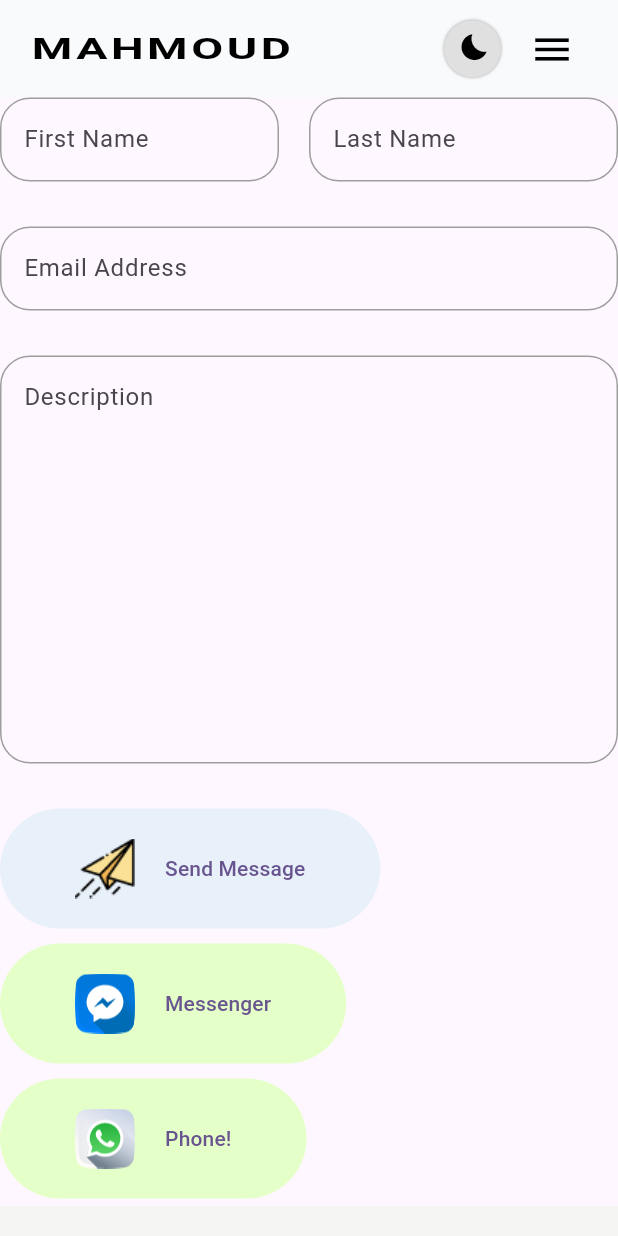
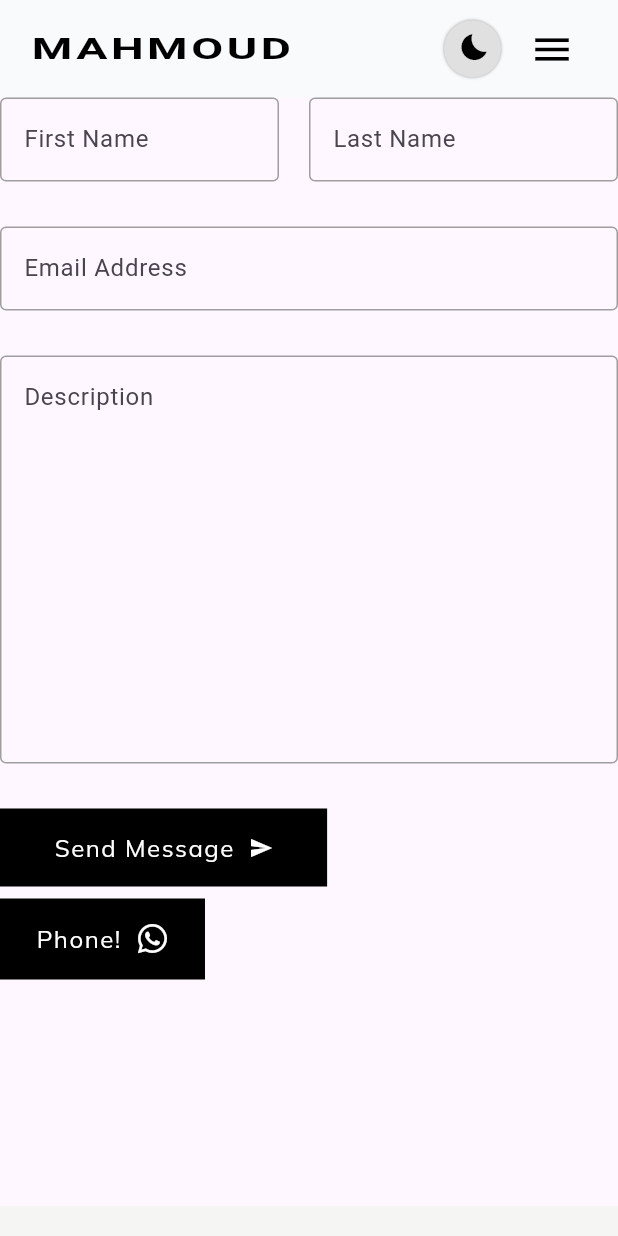
Before and after one commit to MahmoudAboHebil/my_portfolio_web_flutter, a Flutter app: the ContactForm widget shown alone on an empty page, opened directly with empty values, on a phone screen of 412 x 824 dp. Run offline on Flutter 3.47's test engine with Material 3 defaults, Android fonts, the phone set to English and light mode, and no system bars; our stand-ins replace animated_text_kit, bloc, cloud_firestore, email_validator, equatable, firebase_core and 6 more; accounts and stored records are empty.

Commit message:
fixing some Contact UI.

```diff
--- a/lib/presentation/sections/about_section/about_section.dart
+++ b/lib/presentation/sections/about_section/about_section.dart
@@ -205,7 +205,8 @@ class _AboutSectionState extends State<AboutSection>
                     style: ButtonStyle(
                         overlayColor:
                             MaterialStatePropertyAll(Colors.transparent)),
-                    child: Container(
+                    child: AnimatedContainer(
+                      duration: Duration(milliseconds: 500),
                       alignment: Alignment.center,
                       height: 55,
                       width: 160,
@@ -227,7 +228,8 @@ class _AboutSectionState extends State<AboutSection>
                 ],
               ),
             ),
-            Container(
+            AnimatedContainer(
+              duration: Duration(milliseconds: 500),
               // margin: EdgeInsets.symmetric(horizontal: 30, vertical: 20),
               alignment: Alignment.center,
               color: Provider.of<AppColors>(context).text3Color,
@@ -393,7 +395,8 @@ class _AboutSectionState extends State<AboutSection>
             SizedBox(
               height: 40,
             ),
-            Container(
+            AnimatedContainer(
+              duration: Duration(milliseconds: 500),
               color: Provider.of<AppColors>(context).text3Color,
               alignment: Alignment.center,
               margin: EdgeInsets.only(left: 20),
@@ -621,7 +624,8 @@ class _AboutSectionState extends State<AboutSection>
                     style: ButtonStyle(
                         overlayColor:
                             MaterialStatePropertyAll(Colors.transparent)),
-                    child: Container(
+                    child: AnimatedContainer(
+                      duration: Duration(milliseconds: 500),
                       alignment: Alignment.center,
                       height: 55,
                       width: 160,
@@ -644,7 +648,9 @@ class _AboutSectionState extends State<AboutSection>
               ),
             ),
             size.width >= 750
-                ? Container(
+                ? AnimatedContainer(
+                    duration: Duration(milliseconds: 500),
+
                     // margin: EdgeInsets.symmetric(horizontal: 30, vertical: 20),
                     alignment: Alignment.center,
                     color: Provider.of<AppColors>(context).text3Color,
@@ -724,7 +730,8 @@ class _AboutSectionState extends State<AboutSection>
                       ],
                     ),
                   )
-                : Container(
+                : AnimatedContainer(
+                    duration: Duration(milliseconds: 500),
                     color: Provider.of<AppColors>(context).text3Color,
                     padding: EdgeInsets.symmetric(horizontal: 30, vertical: 70),
                     child: Column(
@@ -972,7 +979,8 @@ class _AboutSectionState extends State<AboutSection>
               height: 40,
             ),
             size.width >= 750
-                ? Container(
+                ? AnimatedContainer(
+                    duration: Duration(milliseconds: 500),
                     color: Provider.of<AppColors>(context).text3Color,
                     padding: EdgeInsets.symmetric(horizontal: 30, vertical: 70),
                     child: Row(
@@ -993,7 +1001,8 @@ class _AboutSectionState extends State<AboutSection>
                       ],
                     ),
                   )
-                : Container(
+                : AnimatedContainer(
+                    duration: Duration(milliseconds: 500),
                     alignment: Alignment.center,
                     color: Provider.of<AppColors>(context).text3Color,
                     padding: EdgeInsets.symmetric(horizontal: 30, vertical: 70),
@@ -1152,7 +1161,8 @@ class _AboutSectionState extends State<AboutSection>
                     style: ButtonStyle(
                         overlayColor:
                             MaterialStatePropertyAll(Colors.transparent)),
-                    child: Container(
+                    child: AnimatedContainer(
+                      duration: Duration(milliseconds: 500),
                       alignment: Alignment.center,
                       height: 55,
                       width: 160,
@@ -1174,7 +1184,8 @@ class _AboutSectionState extends State<AboutSection>
                 ],
               ),
             ),
-            Container(
+            AnimatedContainer(
+              duration: Duration(milliseconds: 500),
               alignment: Alignment.center,
               color: Provider.of<AppColors>(context).text3Color,
               padding: EdgeInsets.symmetric(horizontal: 30, vertical: 70),
@@ -1338,7 +1349,8 @@ class _AboutSectionState extends State<AboutSection>
             SizedBox(
               height: 30,
             ),
-            Container(
+            AnimatedContainer(
+              duration: Duration(milliseconds: 500),
               alignment: Alignment.center,
               color: Provider.of<AppColors>(context).text3Color,
               padding: EdgeInsets.symmetric(horizontal: 30, vertical: 70),
--- a/lib/presentation/sections/contact_section/contact_section.dart
+++ b/lib/presentation/sections/contact_section/contact_section.dart
@@ -1,6 +1,7 @@
 import 'dart:async';
 import 'package:email_validator/email_validator.dart';
 import 'package:flutter/material.dart';
+import 'package:font_awesome_flutter/font_awesome_flutter.dart';
 import 'package:google_fonts/google_fonts.dart';
 import 'package:provider/provider.dart';
 import '../../../locator.dart';
@@ -258,18 +259,15 @@ class _ContactFormState extends State<ContactForm> {
     print('Size : ${widget.size.width}');
     isVaildEmail(_email_controller);
     Widget cardResp(Size size) {
-      if (size.width < 1046 && size.width >= 650) {
       return Column(
         crossAxisAlignment: CrossAxisAlignment.start,
         children: [
-            Row(
-              mainAxisAlignment: MainAxisAlignment.spaceBetween,
-              children: [
-                FittedBox(
-                  child: DefaultButton(
-                    imageSrc: "assets/images/contact_icon.png",
+          DefaultButton(
+            icon: Icons.send,
+            iconSize: 16,
             text: "Send Message",
-                    backgroundColor: Color(0xFFE8F0F9),
+            padding: EdgeInsets.symmetric(vertical: 16, horizontal: 36),
+            isHover: true,
             press: () {
               setState(() {
                 isPressed = true;
@@ -277,116 +275,19 @@ class _ContactFormState extends State<ContactForm> {
               });
             },
           ),
+          SizedBox(
+            height: 8,
           ),
-                FittedBox(
-                  child: DefaultButton(
-                    imageSrc: "assets/images/whatsapp.png",
+          DefaultButton(
+            icon: FontAwesomeIcons.whatsapp,
+            iconSize: 22,
+            padding: EdgeInsets.symmetric(vertical: 16, horizontal: 24),
+            isHover: false,
             text: "Phone!",
-                    backgroundColor: Color(0xFFE4FFC7),
             press: () {},
-                  ),
-                ),
-              ],
-            ),
-            SizedBox(
-              height: 5,
-            ),
-            FittedBox(
-              child: DefaultButton(
-                imageSrc: "assets/images/messanger.png",
-                text: "Messenger",
-                backgroundColor: Color(0xFFE4FFC7),
-                press: () {},
-              ),
-            )
-          ],
-        );
-      } else if (size.width >= 1046) {
-        return Column(
-          children: [
-            Row(
-              mainAxisAlignment: MainAxisAlignment.spaceBetween,
-              children: [
-                FittedBox(
-                  child: DefaultButton(
-                    imageSrc: "assets/images/contact_icon.png",
-                    text: "Send Message",
-                    backgroundColor: Color(0xFFE8F0F9),
-                    press: () {
-                      setState(() {
-                        isPressed = true;
-                        isVaildEmail(_email_controller);
-                      });
-                    },
-                  ),
-                ),
-                FittedBox(
-                  child: DefaultButton(
-                    imageSrc: "assets/images/whatsapp.png",
-                    text: "Phone!",
-                    backgroundColor: Color(0xFFE4FFC7),
-                    press: () {},
-                  ),
-                ),
-                FittedBox(
-                  child: DefaultButton(
-                    imageSrc: "assets/images/messanger.png",
-                    text: "Messenger",
-                    backgroundColor: Color(0xFFE4FFC7),
-                    press: () {
-                      setState(() {
-                        isPressed = true;
-                        isVaildEmail(_email_controller);
-                      });
-                    },
-                  ),
-                )
-              ],
           ),
         ],
       );
-      } else {
-        return Column(
-          crossAxisAlignment: CrossAxisAlignment.start,
-          children: [
-            FittedBox(
-              child: DefaultButton(
-                imageSrc: "assets/images/contact_icon.png",
-                text: "Send Message",
-                backgroundColor: Color(0xFFE8F0F9),
-                press: () {
-                  setState(() {
-                    isPressed = true;
-                    isVaildEmail(_email_controller);
-                  });
-                },
-              ),
-            ),
-            SizedBox(
-              height: 10,
-            ),
-            FittedBox(
-              child: DefaultButton(
-                imageSrc: "assets/images/messanger.png",
-                text: "Messenger",
-                backgroundColor: Color(0xFFE4FFC7),
-                press: () {},
-              ),
-            ),
-            SizedBox(
-              height: 10,
-            ),
-            FittedBox(
-              child: DefaultButton(
-                imageSrc: "assets/images/whatsapp.png",
-                text: "Phone!",
-                backgroundColor: Color(0xFFE4FFC7),
-                press: () {},
-              ),
-            ),
-          ],
-        );
-      }
     }
 
     return Form(
@@ -413,7 +314,6 @@ class _ContactFormState extends State<ContactForm> {
                     },
                     decoration: InputDecoration(
                       focusedBorder: OutlineInputBorder(
-                        borderRadius: BorderRadius.circular(20),
                         borderSide: BorderSide(
                           color: isEmpty(_firstName_controller) == null
                               ? Colors.grey.shade500
@@ -421,7 +321,6 @@ class _ContactFormState extends State<ContactForm> {
                         ),
                       ),
                       enabledBorder: OutlineInputBorder(
-                        borderRadius: BorderRadius.circular(20),
                         borderSide: BorderSide(
                           color: isEmpty(_firstName_controller) == null
                               ? Colors.grey.shade500
@@ -429,7 +328,6 @@ class _ContactFormState extends State<ContactForm> {
                         ),
                       ),
                       border: OutlineInputBorder(
-                        borderRadius: BorderRadius.circular(20),
                         borderSide: BorderSide(
                           color: isEmpty(_firstName_controller) == null
                               ? Colors.grey.shade500
@@ -457,7 +355,6 @@ class _ContactFormState extends State<ContactForm> {
                     },
                     decoration: InputDecoration(
                       focusedBorder: OutlineInputBorder(
-                        borderRadius: BorderRadius.circular(20),
                         borderSide: BorderSide(
                           color: isEmpty(_lasttName_controller) == null
                               ? Colors.grey.shade500
@@ -465,7 +362,6 @@ class _ContactFormState extends State<ContactForm> {
                         ),
                       ),
                       enabledBorder: OutlineInputBorder(
-                        borderRadius: BorderRadius.circular(20),
                         borderSide: BorderSide(
                           color: isEmpty(_lasttName_controller) == null
                               ? Colors.grey.shade500
@@ -473,7 +369,6 @@ class _ContactFormState extends State<ContactForm> {
                         ),
                       ),
                       border: OutlineInputBorder(
-                        borderRadius: BorderRadius.circular(20),
                         borderSide: BorderSide(
                           color: isEmpty(_lasttName_controller) == null
                               ? Colors.grey.shade500
@@ -506,7 +401,6 @@ class _ContactFormState extends State<ContactForm> {
                   },
                   decoration: InputDecoration(
                     focusedBorder: OutlineInputBorder(
-                      borderRadius: BorderRadius.circular(20),
                       borderSide: BorderSide(
                         color: isEmpty(_email_controller) == null &&
                                 isVaildEmail(_email_controller) == null
@@ -515,7 +409,6 @@ class _ContactFormState extends State<ContactForm> {
                       ),
                     ),
                     enabledBorder: OutlineInputBorder(
-                      borderRadius: BorderRadius.circular(20),
                       borderSide: BorderSide(
                         color: isEmpty(_email_controller) == null &&
                                 isVaildEmail(_email_controller) == null
@@ -524,7 +417,6 @@ class _ContactFormState extends State<ContactForm> {
                       ),
                     ),
                     border: OutlineInputBorder(
-                      borderRadius: BorderRadius.circular(20),
                       borderSide: BorderSide(
                         color: isEmpty(_email_controller) == null &&
                                 isVaildEmail(_email_controller) == null
@@ -561,11 +453,10 @@ class _ContactFormState extends State<ContactForm> {
               minLines: 10,
               decoration: InputDecoration(
                 // errorBorder: OutlineInputBorder(
-                //   borderRadius: BorderRadius.circular(20),
+                //
                 //   borderSide: BorderSide(),
                 // ),
                 focusedBorder: OutlineInputBorder(
-                  borderRadius: BorderRadius.circular(20),
                   borderSide: BorderSide(
                     color: isEmpty(_description_controller) == null
                         ? Colors.grey.shade500
@@ -573,7 +464,6 @@ class _ContactFormState extends State<ContactForm> {
                   ),
                 ),
                 enabledBorder: OutlineInputBorder(
-                  borderRadius: BorderRadius.circular(20),
                   borderSide: BorderSide(
                     color: isEmpty(_description_controller) == null
                         ? Colors.grey.shade500
@@ -581,7 +471,6 @@ class _ContactFormState extends State<ContactForm> {
                   ),
                 ),
                 border: OutlineInputBorder(
-                  borderRadius: BorderRadius.circular(20),
                   borderSide: BorderSide(
                     color: isEmpty(_description_controller) == null
                         ? Colors.grey.shade500
@@ -602,41 +491,107 @@ class _ContactFormState extends State<ContactForm> {
   }
 }
 
-class DefaultButton extends StatelessWidget {
-  const DefaultButton(
-      {required this.imageSrc,
+class DefaultButton extends StatefulWidget {
+  const DefaultButton({
+    required this.icon,
     required this.text,
+    required this.iconSize,
+    required this.padding,
+    required this.isHover,
     required this.press,
-      required this.backgroundColor});
+  });
 
-  final String imageSrc, text;
+  final IconData icon;
+  final double iconSize;
+  final String text;
+  final EdgeInsetsGeometry padding;
   final Function press;
-  final Color backgroundColor;
+  final bool isHover;
 
   @override
+  State<DefaultButton> createState() => _DefaultButtonState();
+}
+
+class _DefaultButtonState extends State<DefaultButton> {
+  bool isHover = false;
+  @override
   Widget build(BuildContext context) {
-    return TextButton(
+    return FittedBox(
+      fit: BoxFit.contain,
+      child: TextButton(
+        onHover: (value) {
+          setState(() {
+            isHover = value;
+          });
+        },
+        onPressed: () {},
         style: ButtonStyle(
-        backgroundColor: MaterialStatePropertyAll(backgroundColor),
-        padding: MaterialStatePropertyAll(EdgeInsets.symmetric(
-          vertical: kDefaultPadding,
-          horizontal: kDefaultPadding * 2.5,
-        )),
-        shape: MaterialStatePropertyAll(RoundedRectangleBorder(
-          borderRadius: BorderRadius.circular(50),
-        )),
+          overlayColor: MaterialStatePropertyAll(Colors.transparent),
+          padding: MaterialStatePropertyAll(EdgeInsets.symmetric()),
         ),
-      onPressed: () {
-        press();
-      },
+        child: AnimatedContainer(
+          duration: Duration(milliseconds: 500),
+          padding: widget.padding,
+          alignment: Alignment.center,
+          color: Provider.of<AppColors>(context).backgroundBox2Color,
           child: Row(
+            mainAxisAlignment: MainAxisAlignment.center,
             children: [
-          Image.asset(imageSrc, height: 40),
-          SizedBox(width: kDefaultPadding),
-          Text(text),
+              AnimatedDefaultTextStyle(
+                duration: Duration(milliseconds: 350),
+                curve: Curves.linear,
+                style: isHover && widget.isHover
+                    ? GoogleFonts.mulish(
+                        color: Provider.of<AppColors>(context).text3Color,
+                        fontWeight: FontWeight.w400,
+                        fontSize: 16,
+                        letterSpacing: 3,
+                      )
+                    : GoogleFonts.mulish(
+                        color: Provider.of<AppColors>(context).text3Color,
+                        fontWeight: FontWeight.w400,
+                        fontSize: 16,
+                        letterSpacing: 1,
+                      ),
+                child: Text(
+                  widget.text,
+                ),
+              ),
+              SizedBox(
+                width: 10,
+              ),
+              Icon(
+                widget.icon,
+                color: Provider.of<AppColors>(context).text3Color,
+                size: widget.iconSize,
+              )
             ],
           ),
+        ),
+      ),
     );
+    // return TextButton(
+    //   style: ButtonStyle(
+    //     backgroundColor: MaterialStatePropertyAll(backgroundColor),
+    //     padding: MaterialStatePropertyAll(EdgeInsets.symmetric(
+    //       vertical: kDefaultPadding,
+    //       horizontal: kDefaultPadding * 2.5,
+    //     )),
+    //     shape: MaterialStatePropertyAll(RoundedRectangleBorder(
+    //       borderRadius: BorderRadius.circular(50),
+    //     )),
+    //   ),
+    //   onPressed: () {
+    //     press();
+    //   },
+    //   child: Row(
+    //     children: [
+    //       Image.asset(imageSrc, height: 40),
+    //       SizedBox(width: kDefaultPadding),
+    //       Text(text),
+    //     ],
+    //   ),
+    // );
   }
 }
 // SizedBox(
```
Lines whose indentation alone changed are shown as unchanged.
